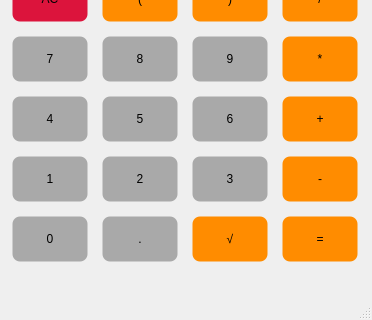
Old version of the form src/jcal.ui in the repository itsjibel/Jcal; both pictures show x 0 to 372 and y 296 to 616 of the 372 by 616 pixel window.
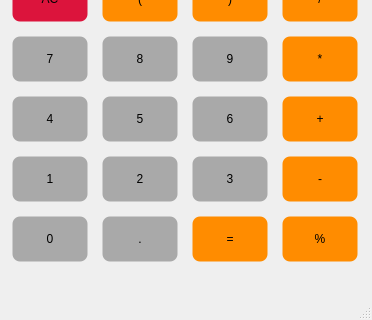
New version of the form.

```diff
--- a/src/jcal.ui
+++ b/src/jcal.ui
@@ -551,7 +551,7 @@
    <widget class="QPushButton" name="sqrt">
     <property name="geometry">
      <rect>
-      <x>190</x>
+      <x>280</x>
       <y>510</y>
       <width>80</width>
       <height>50</height>
@@ -573,13 +573,13 @@
 }</string>
     </property>
     <property name="text">
-     <string>√</string>
+     <string>%</string>
     </property>
    </widget>
    <widget class="QPushButton" name="equal">
     <property name="geometry">
      <rect>
-      <x>280</x>
+      <x>190</x>
       <y>510</y>
       <width>80</width>
       <height>50</height>
```
Left out of the diff: 2 changed lines with no effect on the pictures.
